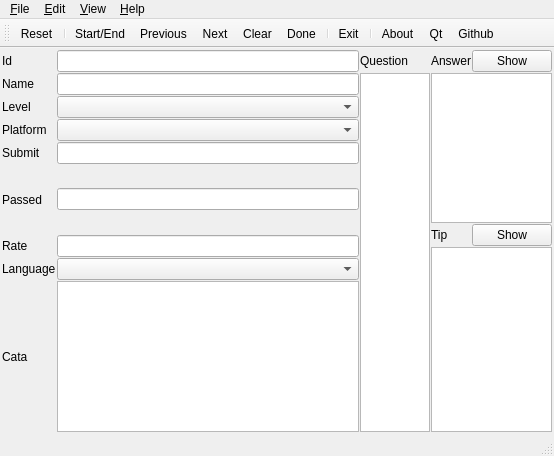
This is src/qt/mainwindow.ui in seyrenus/BlackWidow as Qt 5 draws it before an edit. The edited form follows.
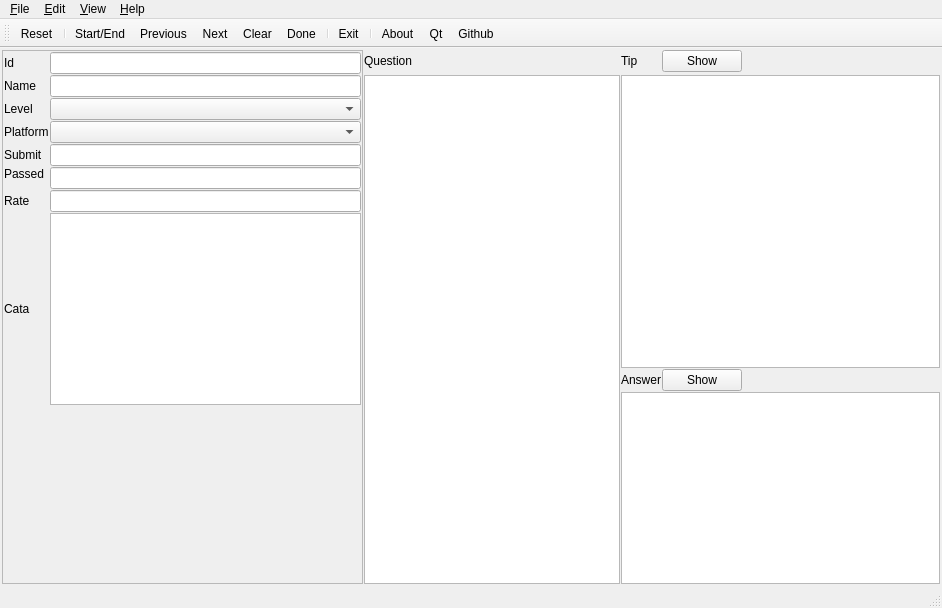
This is the edited form. The open tabs and pages were chosen to show the change. Icons and pictures are not drawn.

Commit message: 调整界面

```diff
--- a/src/qt/mainwindow.ui
+++ b/src/qt/mainwindow.ui
@@ -6,8 +6,8 @@
    <rect>
     <x>0</x>
     <y>0</y>
-    <width>510</width>
-    <height>456</height>
+    <width>942</width>
+    <height>608</height>
    </rect>
   </property>
   <property name="windowTitle">
@@ -125,151 +125,194 @@
         <property name="spacing">
          <number>1</number>
         </property>
-        <item row="6" column="3" rowspan="2">
-         <widget class="QLabel" name="QLabelTip">
-          <property name="text">
-           <string>Tip</string>
-          </property>
-         </widget>
-        </item>
-        <item row="1" column="3" rowspan="5" colspan="2">
-         <widget class="QPlainTextEdit" name="QTextAnswer"/>
-        </item>
-        <item row="7" column="1" rowspan="2">
-         <widget class="QLineEdit" name="QLineRate"/>
-        </item>
-        <item row="7" column="0" rowspan="2">
-         <widget class="QLabel" name="QLabelRate">
-          <property name="text">
-           <string>Rate</string>
-          </property>
-         </widget>
-        </item>
-        <item row="1" column="2" rowspan="11">
-         <widget class="QTextEdit" name="QTextQuestion"/>
-        </item>
-        <item row="4" column="0">
-         <widget class="QLabel" name="QLabelSubmit">
-          <property name="text">
-           <string>Submit</string>
-          </property>
-         </widget>
-        </item>
-        <item row="11" column="0" colspan="2">
-         <spacer name="QSpacerVFrame">
-          <property name="orientation">
-           <enum>Qt::Vertical</enum>
-          </property>
-          <property name="sizeHint" stdset="0">
-           <size>
-            <width>357</width>
-            <height>0</height>
-           </size>
-          </property>
-         </spacer>
-        </item>
-        <item row="5" column="0" rowspan="2">
-         <widget class="QLabel" name="QLabelPassed">
-          <property name="text">
-           <string>Passed</string>
-          </property>
-         </widget>
-        </item>
-        <item row="10" column="1">
-         <widget class="QPlainTextEdit" name="QPlainTextCata"/>
-        </item>
-        <item row="0" column="4">
+        <item row="4" column="3">
          <widget class="QPushButton" name="QButtonShowAnswer">
           <property name="text">
            <string>Show</string>
           </property>
          </widget>
         </item>
-        <item row="3" column="1">
-         <widget class="QComboBox" name="QCBPlatform"/>
+        <item row="4" column="4">
+         <spacer name="QSpacerHAnswer">
+          <property name="orientation">
+           <enum>Qt::Horizontal</enum>
+          </property>
+          <property name="sizeHint" stdset="0">
+           <size>
+            <width>40</width>
+            <height>20</height>
+           </size>
+          </property>
+         </spacer>
         </item>
-        <item row="8" column="3" rowspan="4" colspan="2">
+        <item row="4" column="2">
+         <widget class="QLabel" name="QLabelAnswer">
+          <property name="text">
+           <string>Answer</string>
+          </property>
+         </widget>
+        </item>
+        <item row="5" column="2" rowspan="5" colspan="3">
+         <widget class="QPlainTextEdit" name="QTextAnswer"/>
+        </item>
+        <item row="3" column="2" colspan="3">
          <widget class="QPlainTextEdit" name="QTextTip"/>
         </item>
-        <item row="1" column="1">
-         <widget class="QLineEdit" name="QLineName"/>
-        </item>
-        <item row="10" column="0">
-         <widget class="QLabel" name="QLabelCata">
-          <property name="text">
-           <string>Cata</string>
-          </property>
-         </widget>
-        </item>
         <item row="0" column="2">
-         <widget class="QLabel" name="QLabelQuestion">
+         <widget class="QLabel" name="QLabelTip">
           <property name="text">
-           <string>Question</string>
+           <string>Tip</string>
           </property>
          </widget>
         </item>
-        <item row="1" column="0">
-         <widget class="QLabel" name="QLabelName">
-          <property name="text">
-           <string>Name</string>
-          </property>
-         </widget>
-        </item>
-        <item row="5" column="1" rowspan="2">
-         <widget class="QLineEdit" name="QLinePassed"/>
-        </item>
         <item row="0" column="3">
-         <widget class="QLabel" name="QLabelAnswer">
-          <property name="text">
-           <string>Answer</string>
-          </property>
-         </widget>
-        </item>
-        <item row="9" column="1">
-         <widget class="QComboBox" name="QCBLanguage"/>
-        </item>
-        <item row="0" column="0">
-         <widget class="QLabel" name="QLabelId">
-          <property name="text">
-           <string>Id</string>
-          </property>
-         </widget>
-        </item>
-        <item row="6" column="4" rowspan="2">
          <widget class="QPushButton" name="QButtonShowTip">
           <property name="text">
            <string>Show</string>
           </property>
          </widget>
         </item>
-        <item row="2" column="1">
-         <widget class="QComboBox" name="QCBLevel"/>
+        <item row="0" column="4">
+         <spacer name="QSpacerHTip">
+          <property name="orientation">
+           <enum>Qt::Horizontal</enum>
+          </property>
+          <property name="sizeHint" stdset="0">
+           <size>
+            <width>40</width>
+            <height>20</height>
+           </size>
+          </property>
+         </spacer>
         </item>
         <item row="0" column="1">
-         <widget class="QLineEdit" name="QLineId"/>
-        </item>
-        <item row="2" column="0">
-         <widget class="QLabel" name="QLabelLevel">
+         <widget class="QLabel" name="QLabelQuestion">
           <property name="text">
-           <string>Level</string>
+           <string>Question</string>
           </property>
          </widget>
         </item>
-        <item row="4" column="1">
-         <widget class="QLineEdit" name="QLineSubmit"/>
+        <item row="3" column="1" rowspan="7">
+         <widget class="QTextEdit" name="QTextQuestion"/>
         </item>
-        <item row="3" column="0">
-         <widget class="QLabel" name="QLabelPlatform">
-          <property name="text">
-           <string>Platform</string>
+        <item row="0" column="0" rowspan="10">
+         <widget class="QFrame" name="frameProperty">
+          <property name="frameShape">
+           <enum>QFrame::StyledPanel</enum>
           </property>
-         </widget>
-        </item>
-        <item row="9" column="0">
-         <widget class="QLabel" name="QLabelLanguage">
-          <property name="text">
-           <string>Language</string>
+          <property name="frameShadow">
+           <enum>QFrame::Raised</enum>
           </property>
+          <layout class="QGridLayout" name="layoutGFrame">
+           <property name="leftMargin">
+            <number>1</number>
+           </property>
+           <property name="topMargin">
+            <number>1</number>
+           </property>
+           <property name="rightMargin">
+            <number>1</number>
+           </property>
+           <property name="bottomMargin">
+            <number>1</number>
+           </property>
+           <property name="spacing">
+            <number>1</number>
+           </property>
+           <item row="1" column="2">
+            <widget class="QLineEdit" name="QLineName"/>
+           </item>
+           <item row="7" column="0" colspan="2">
+            <widget class="QLabel" name="QLabelRate">
+             <property name="text">
+              <string>Rate</string>
+             </property>
+            </widget>
+           </item>
+           <item row="3" column="0" colspan="2">
+            <widget class="QLabel" name="QLabelPlatform">
+             <property name="text">
+              <string>Platform</string>
+             </property>
+            </widget>
+           </item>
+           <item row="0" column="2">
+            <widget class="QLineEdit" name="QLineId"/>
+           </item>
+           <item row="8" column="2">
+            <widget class="QPlainTextEdit" name="QPlainTextCata"/>
+           </item>
+           <item row="2" column="2">
+            <widget class="QComboBox" name="QCBLevel"/>
+           </item>
+           <item row="5" column="0" colspan="2">
+            <widget class="QLabel" name="QLabelPassed">
+             <property name="text">
+              <string>Passed</string>
+             </property>
+            </widget>
+           </item>
+           <item row="5" column="2" rowspan="2">
+            <widget class="QLineEdit" name="QLinePassed"/>
+           </item>
+           <item row="8" column="0" colspan="2">
+            <widget class="QLabel" name="QLabelCata">
+             <property name="text">
+              <string>Cata</string>
+             </property>
+            </widget>
+           </item>
+           <item row="0" column="0" colspan="2">
+            <widget class="QLabel" name="QLabelId">
+             <property name="text">
+              <string>Id</string>
+             </property>
+            </widget>
+           </item>
+           <item row="3" column="2">
+            <widget class="QComboBox" name="QCBPlatform"/>
+           </item>
+           <item row="9" column="0" colspan="3">
+            <spacer name="QSpacerVFrame">
+             <property name="orientation">
+              <enum>Qt::Vertical</enum>
+             </property>
+             <property name="sizeHint" stdset="0">
+              <size>
+               <width>357</width>
+               <height>0</height>
+              </size>
+             </property>
+            </spacer>
+           </item>
+           <item row="2" column="0" colspan="2">
+            <widget class="QLabel" name="QLabelLevel">
+             <property name="text">
+              <string>Level</string>
+             </property>
+            </widget>
+           </item>
+           <item row="4" column="0" colspan="2">
+            <widget class="QLabel" name="QLabelSubmit">
+             <property name="text">
+              <string>Submit</string>
+             </property>
+            </widget>
+           </item>
+           <item row="7" column="2">
+            <widget class="QLineEdit" name="QLineRate"/>
+           </item>
+           <item row="1" column="0" colspan="2">
+            <widget class="QLabel" name="QLabelName">
+             <property name="text">
+              <string>Name</string>
+             </property>
+            </widget>
+           </item>
+           <item row="4" column="2">
+            <widget class="QLineEdit" name="QLineSubmit"/>
+           </item>
+          </layout>
          </widget>
         </item>
        </layout>
@@ -283,7 +326,7 @@
     <rect>
      <x>0</x>
      <y>0</y>
-     <width>510</width>
+     <width>942</width>
      <height>29</height>
     </rect>
    </property>
```
Left out of the diff: 2 changed lines with no effect on the pictures.
